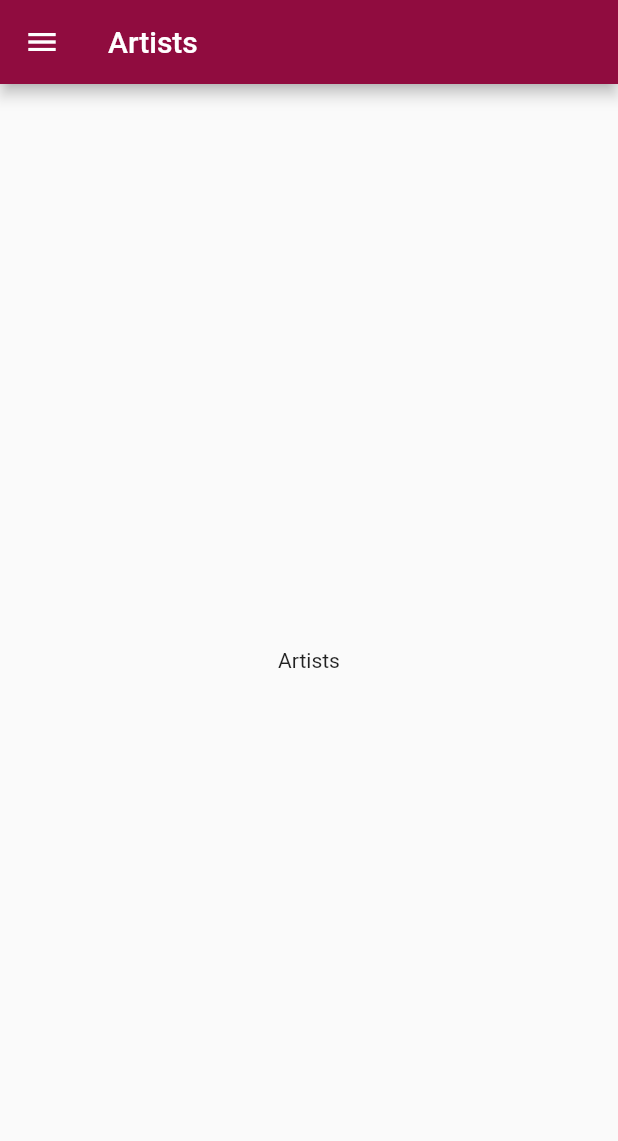
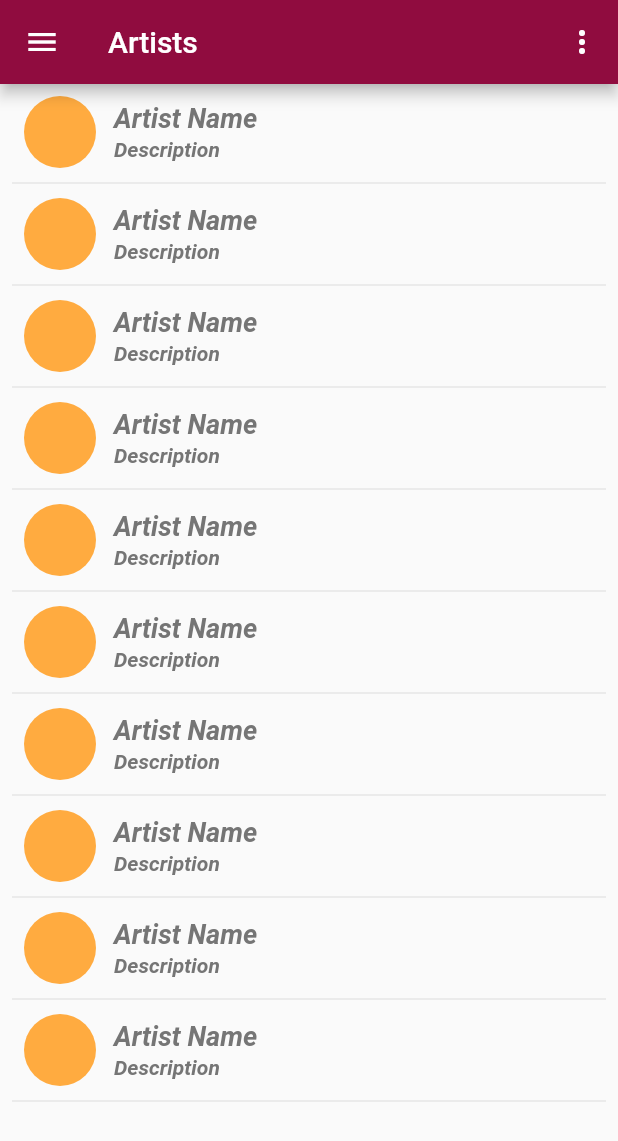
Before and after one commit to AbheriRTB/sunaad-cp, a Flutter app: the DictionaryArtistePage screen opened directly, on a phone screen of 412 x 824 dp. Shown: the top 1141 px of the screen. Run offline on Flutter 3.47's test engine with Material 2 defaults, Android fonts, the phone set to English and light mode, and no system bars; our stand-ins replace carousel_slider, scroll_to_index, shared_preferences; missing offline and left inert: dart_date; accounts and stored records are empty; network calls fail.

```diff
--- a/lib/pages/dictionary/dictionary_artiste.dart
+++ b/lib/pages/dictionary/dictionary_artiste.dart
@@ -1,5 +1,7 @@
 import 'package:flutter/material.dart';
 import 'package:sunaad/utils/drawer.dart';
+import 'package:sunaad/utils/list_tile.dart';
+import 'package:sunaad/utils/menu.dart';
 
 class DictionaryArtistePage extends StatefulWidget {
   @override
@@ -18,6 +20,9 @@ class _DictionaryArtistePageState extends State<DictionaryArtistePage> {
             fontWeight: FontWeight.w500,
           ),
         ),
+        actions: [
+          MenuPopup(),
+        ],
         centerTitle: false,
         iconTheme: IconThemeData(color: Colors.white),
       ),
@@ -25,7 +30,11 @@ class _DictionaryArtistePageState extends State<DictionaryArtistePage> {
         pos: 7,
       ),
       body: Container(
-        child: Center(child: Text("Artists")),
+        child: ListView.builder(
+            itemCount: 10,
+            itemBuilder: (BuildContext context, int index) {
+              return DirList();
+            }),
       ),
     );
   }
--- a/lib/pages/dictionary/dictionary_organizer.dart
+++ b/lib/pages/dictionary/dictionary_organizer.dart
@@ -1,5 +1,6 @@
 import 'package:flutter/material.dart';
 import 'package:sunaad/utils/drawer.dart';
+import 'package:sunaad/utils/menu.dart';
 
 class DictionaryOrganizerPage extends StatefulWidget {
   @override
@@ -19,6 +20,9 @@ class _DictionaryOrganizerPageState extends State<DictionaryOrganizerPage> {
             fontWeight: FontWeight.w500,
           ),
         ),
+        actions: [
+          MenuPopup(),
+        ],
         centerTitle: false,
         iconTheme: IconThemeData(color: Colors.white),
       ),
--- a/lib/pages/dictionary/dictionary_venue.dart
+++ b/lib/pages/dictionary/dictionary_venue.dart
@@ -1,5 +1,6 @@
 import 'package:flutter/material.dart';
 import 'package:sunaad/utils/drawer.dart';
+import 'package:sunaad/utils/menu.dart';
 
 class DictionaryVenuePage extends StatefulWidget {
   @override
@@ -18,6 +19,9 @@ class _DictionaryVenuePageState extends State<DictionaryVenuePage> {
             fontWeight: FontWeight.w500,
           ),
         ),
+        actions: [
+          MenuPopup(),
+        ],
         centerTitle: false,
         iconTheme: IconThemeData(color: Colors.white),
       ),
--- a/lib/pages/events/event_artiste.dart
+++ b/lib/pages/events/event_artiste.dart
@@ -1,6 +1,7 @@
 import 'package:flutter/material.dart';
 import 'package:sunaad/utils/drawer.dart';
 import 'package:sunaad/utils/expanded.dart';
+import 'package:sunaad/utils/menu.dart';
 
 class EventArtistePage extends StatefulWidget {
   @override
@@ -19,6 +20,9 @@ class _EventArtistePageState extends State<EventArtistePage> {
               fontWeight: FontWeight.w500,
             ),
           ),
+          actions: [
+            MenuPopup(),
+          ],
           centerTitle: false,
           iconTheme: IconThemeData(color: Colors.white),
         ),
--- a/lib/pages/events/event_city.dart
+++ b/lib/pages/events/event_city.dart
@@ -1,6 +1,7 @@
 import 'package:flutter/material.dart';
 import 'package:sunaad/utils/drawer.dart';
 import 'package:sunaad/utils/expanded.dart';
+import 'package:sunaad/utils/menu.dart';
 
 class EventCityPage extends StatefulWidget {
   @override
@@ -19,6 +20,9 @@ class _EventCityPageState extends State<EventCityPage> {
             fontWeight: FontWeight.w500,
           ),
         ),
+        actions: [
+          MenuPopup(),
+        ],
         centerTitle: false,
         iconTheme: IconThemeData(color: Colors.white),
       ),
--- a/lib/pages/events/event_organizer.dart
+++ b/lib/pages/events/event_organizer.dart
@@ -1,9 +1,8 @@
 import 'package:flutter/material.dart';
 import 'package:sunaad/utils/drawer.dart';
 import 'package:sunaad/utils/expanded.dart';
-import 'package:sunaad/utils/list_tile.dart';
-import 'package:sunaad/models/orgs.dart';
 import 'package:sunaad/models/programs.dart';
+import 'package:sunaad/utils/menu.dart';
 
 class EventOrganizerPage extends StatefulWidget {
   @override
@@ -24,6 +23,9 @@ class _EventOrganizerPageState extends State<EventOrganizerPage> {
             fontWeight: FontWeight.w500,
           ),
         ),
+        actions: [
+          MenuPopup(),
+        ],
         centerTitle: false,
         iconTheme: IconThemeData(color: Colors.white),
       ),
--- a/lib/pages/events/event_type.dart
+++ b/lib/pages/events/event_type.dart
@@ -1,7 +1,7 @@
 import 'package:flutter/material.dart';
 import 'package:sunaad/utils/drawer.dart';
 import 'package:sunaad/utils/expanded.dart';
-import 'package:sunaad/utils/list_tile.dart';
+import 'package:sunaad/utils/menu.dart';
 
 class EventTypePage extends StatefulWidget {
   @override
@@ -20,6 +20,9 @@ class _EventTypePageState extends State<EventTypePage> {
             fontWeight: FontWeight.w500,
           ),
         ),
+        actions: [
+          MenuPopup(),
+        ],
         centerTitle: false,
         iconTheme: IconThemeData(color: Colors.white),
       ),
--- a/lib/pages/events/event_venue.dart
+++ b/lib/pages/events/event_venue.dart
@@ -1,7 +1,7 @@
 import 'package:flutter/material.dart';
 import 'package:sunaad/utils/drawer.dart';
 import 'package:sunaad/utils/expanded.dart';
-import 'package:sunaad/utils/list_tile.dart';
+import 'package:sunaad/utils/menu.dart';
 
 class EventVenuePage extends StatefulWidget {
   @override
@@ -20,6 +20,9 @@ class _EventVenuePageState extends State<EventVenuePage> {
             fontWeight: FontWeight.w500,
           ),
         ),
+        actions: [
+          MenuPopup(),
+        ],
         centerTitle: false,
         iconTheme: IconThemeData(color: Colors.white),
       ),
--- a/lib/pages/settings.dart
+++ b/lib/pages/info/theme.dart
@@ -1,7 +1,6 @@
 import 'package:flutter/material.dart';
 import 'package:shared_preferences/shared_preferences.dart';
 import 'package:sunaad/main.dart';
-import 'package:sunaad/pages/events/event_date.dart';
 
 class SettingsPage extends StatefulWidget {
   @override
--- a/lib/utils/list_tile.dart
+++ b/lib/utils/list_tile.dart
@@ -1,14 +1,9 @@
 import 'package:flutter/material.dart';
 import 'package:intl/intl.dart';
-import 'package:sunaad/models/orgs.dart';
 import 'package:sunaad/models/programs.dart';
 import 'package:flutter/material.dart';
-import 'package:sunaad/data/jason_data.dart';
-import 'package:sunaad/data/data_utils.dart';
 import 'package:sunaad/models/programs.dart';
 import 'package:dart_date/dart_date.dart';
-
-import '../models/orgs.dart';
 import 'info.dart';
 
 class DefaultList extends StatelessWidget {
@@ -17,10 +12,10 @@ class DefaultList extends StatelessWidget {
   String defaultUrl =
       'https://abheri.pythonanywhere.com/static/images/default2.jpg';
   bool isFinished = false, isToday = false;
+  int i;
 
   DefaultList({
     @required this.progs,
-    this.defaultUrl,
   });
 
   @override
@@ -52,6 +47,7 @@ class DefaultList extends StatelessWidget {
         fontWeight: FontWeight.bold,
         fontStyle: FontStyle.italic);
 
+    if (i == 0) {
       return Padding(
         padding: const EdgeInsets.fromLTRB(8.0, 0.0, 8.0, 0.0),
         child: Column(
@@ -128,3 +124,69 @@ class DefaultList extends StatelessWidget {
       );
     }
   }
+}
+
+class DirList extends StatelessWidget {
+  @override
+  Widget build(BuildContext context) {
+    TextStyle textStyle(double size) => TextStyle(
+        fontSize: size,
+        color: Colors.grey[600],
+        fontWeight: FontWeight.bold,
+        fontStyle: FontStyle.italic);
+    return Padding(
+      padding: const EdgeInsets.fromLTRB(8.0, 0.0, 8.0, 0.0),
+      child: Column(
+        children: [
+          Container(
+            child: InkWell(
+              child: Padding(
+                padding: const EdgeInsets.fromLTRB(8.0, 8.0, 8.0, 8.0),
+                child: Row(
+                  children: [
+                    CircleAvatar(
+                      minRadius: 24,
+                      backgroundColor: Colors.orangeAccent,
+                      //backgroundImage: NetworkImage('Hello'),
+                    ),
+                    Padding(
+                      padding: const EdgeInsets.fromLTRB(12.0, 0.0, 15.0, 0.0),
+                      child: Column(
+                        crossAxisAlignment: CrossAxisAlignment.start,
+                        children: [
+                          SizedBox(
+                            width: (375.0 - 125),
+                            child: Text(
+                              "Artist Name",
+                              style: textStyle(18),
+                              overflow: TextOverflow.ellipsis,
+                              softWrap: true,
+                            ),
+                          ),
+                          SizedBox(
+                            height: 2,
+                          ),
+                          SizedBox(
+                            width: (375.0 - 125),
+                            child: Text(
+                              'Description',
+                              style: textStyle(14),
+                              softWrap: true,
+                            ),
+                          ),
+                        ],
+                      ),
+                    ),
+                  ],
+                ),
+              ),
+            ),
+          ),
+          Divider(
+            height: 4.0,
+          )
+        ],
+      ),
+    );
+  }
+}
```
Also changed, not shown: lib/pages/banner.dart (+5 -17 lines), lib/pages/events/event_date.dart (+2 -11 lines), lib/pages/info/about.dart (added, +13 -0 lines), lib/pages/info/feedback.dart (added, +13 -0 lines), lib/utils/menu.dart (added, +63 -0 lines), 1 other file. Lines whose indentation alone changed are shown as unchanged.
